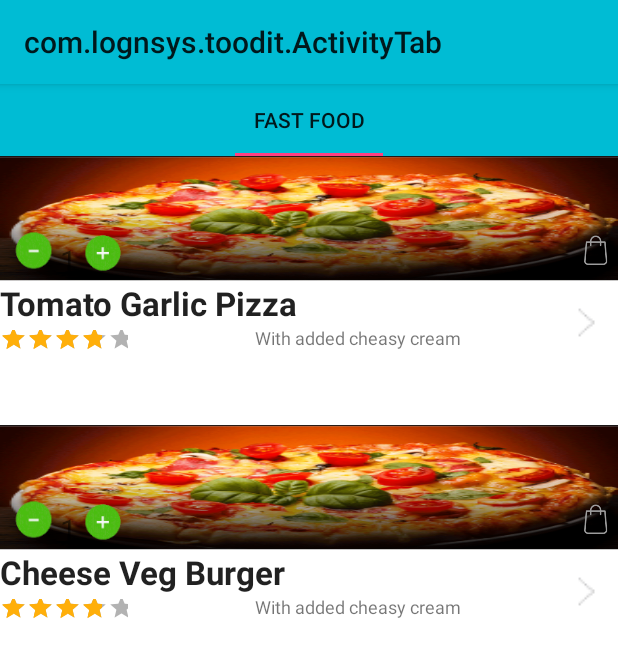
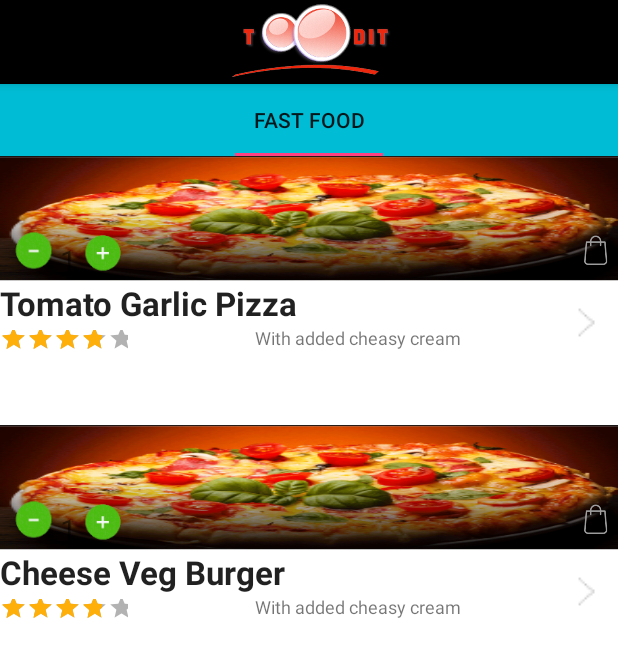
Before and after one commit to lognsys/toodit, an Android app: the ActivityTab screen opened directly, with no data from a screen before it, on a phone screen of 412 x 824 dp. Shown: the top 657 px of the screen. Run offline under Robolectric (Android 15) with nearby library versions, the phone set to English and light mode, and no system bars; network calls fail.

Commit message:
added action bar in outlet

```diff
--- a/app/src/main/java/com/lognsys/toodit/ActivityTab.java
+++ b/app/src/main/java/com/lognsys/toodit/ActivityTab.java
@@ -1,5 +1,8 @@
 package com.lognsys.toodit;
 
+import android.graphics.Color;
+import android.graphics.drawable.ColorDrawable;
+import android.support.v7.app.ActionBar;
 import android.support.v7.app.AppCompatActivity;
 import android.os.Bundle;
 import android.support.design.widget.TabLayout;
@@ -30,10 +33,11 @@ public class ActivityTab  extends AppCompatActivity {
         super.onCreate(savedInstanceState);
         setContentView(R.layout.activity_tab_list_of_item);
 
-       // toolbar = (Toolbar) findViewById(R.id.toolbar);
-       //setSupportActionBar(toolbar);
+        toolbar = (Toolbar) findViewById(R.id.toolbar);
+        updateToolbarText("");
+     //  setSupportActionBar(toolbar);
 
-       // getSupportActionBar().setDisplayHomeAsUpEnabled(true);
+      //getSupportActionBar().setDisplayHomeAsUpEnabled(true);
 
         viewPager = (ViewPager) findViewById(R.id.viewpager);
         setupViewPager(viewPager);
@@ -79,4 +83,15 @@ public class ActivityTab  extends AppCompatActivity {
             return mFragmentTitleList.get(position);
         }
     }
+    //Update Action Bar
+    private void updateToolbarText(CharSequence text) {
+        ActionBar actionBar = getSupportActionBar();
+        if (actionBar != null) {
+            actionBar.setTitle(text);
+            actionBar.setBackgroundDrawable(new ColorDrawable(Color.BLACK));
+            actionBar.setLogo(R.drawable.toodit_logo);
+            actionBar.setDisplayUseLogoEnabled(true);
+            actionBar.setDisplayShowHomeEnabled(true);
+        }
+    }
 }
--- a/app/src/main/java/com/lognsys/toodit/fragment/FragmentNewListOfItems.java
+++ b/app/src/main/java/com/lognsys/toodit/fragment/FragmentNewListOfItems.java
@@ -1,8 +1,7 @@
 package com.lognsys.toodit.fragment;
-
-import android.app.Fragment;
 import android.content.Context;
 import android.os.Bundle;
+import android.support.v4.app.Fragment;
 import android.util.Log;
 import android.view.LayoutInflater;
 import android.view.View;
@@ -22,7 +21,7 @@ import java.util.ArrayList;
  * Created by admin on 06-03-2017.
  */
 
-public class FragmentNewListOfItems extends android.support.v4.app.Fragment {
+public class FragmentNewListOfItems extends Fragment {
     private ListView lvComment;
 
     Context context = null;
--- a/app/src/main/res/layout/activity_tab_list_of_item.xml
+++ b/app/src/main/res/layout/activity_tab_list_of_item.xml
@@ -1,24 +1,23 @@
 <?xml version="1.0" encoding="utf-8"?>
-<android.support.design.widget.CoordinatorLayout
-    xmlns:android="http://schemas.android.com/apk/res/android"
+<android.support.design.widget.CoordinatorLayout xmlns:android="http://schemas.android.com/apk/res/android"
     xmlns:app="http://schemas.android.com/apk/res-auto"
     xmlns:tools="http://schemas.android.com/tools"
     android:layout_width="match_parent"
-    tools:context=".MainActivity"
     android:layout_height="match_parent">
 
     <android.support.design.widget.AppBarLayout
         android:layout_width="match_parent"
-        android:layout_height="wrap_content">
+        android:layout_height="wrap_content"
+        android:theme="@style/TooditTheme">
 
-     <!--   <android.support.v7.widget.Toolbar
+        <android.support.v7.widget.Toolbar
             android:id="@+id/toolbar"
             android:layout_width="match_parent"
             android:layout_height="0dp"
             android:background="@color/lbl_name"
             app:layout_scrollFlags="scroll|enterAlways"
             app:popupTheme="@style/ThemeOverlay.AppCompat.Dark.ActionBar" />
--->
+
         <android.support.design.widget.TabLayout
             android:id="@+id/tabs"
             android:layout_width="match_parent"
```
